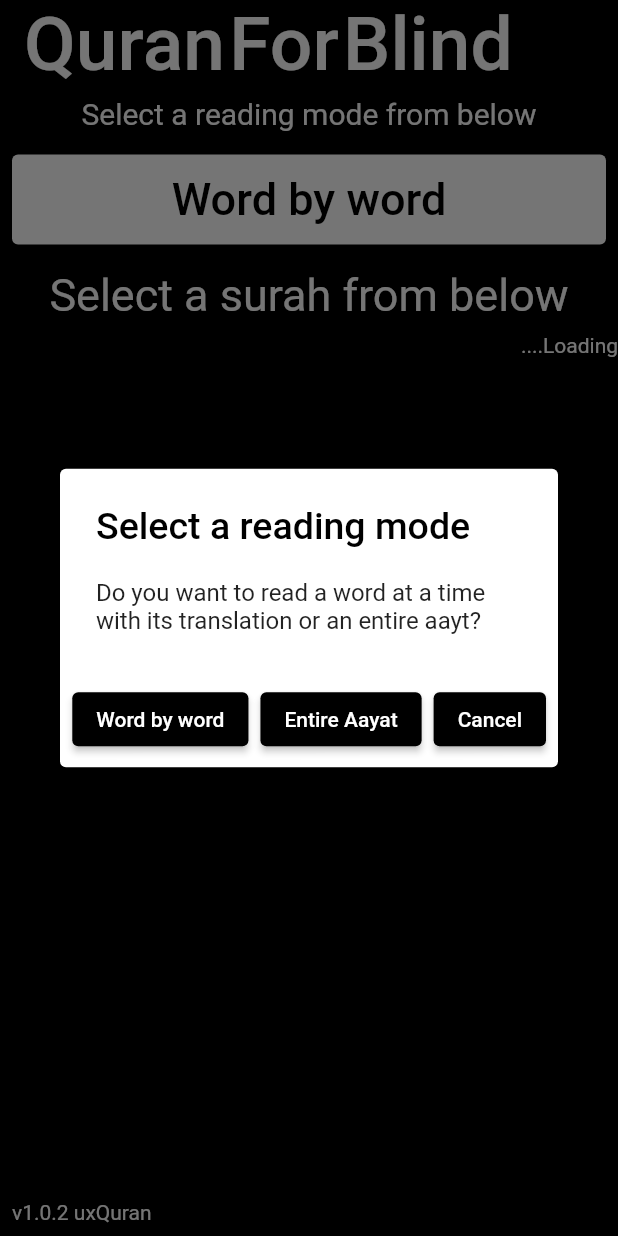
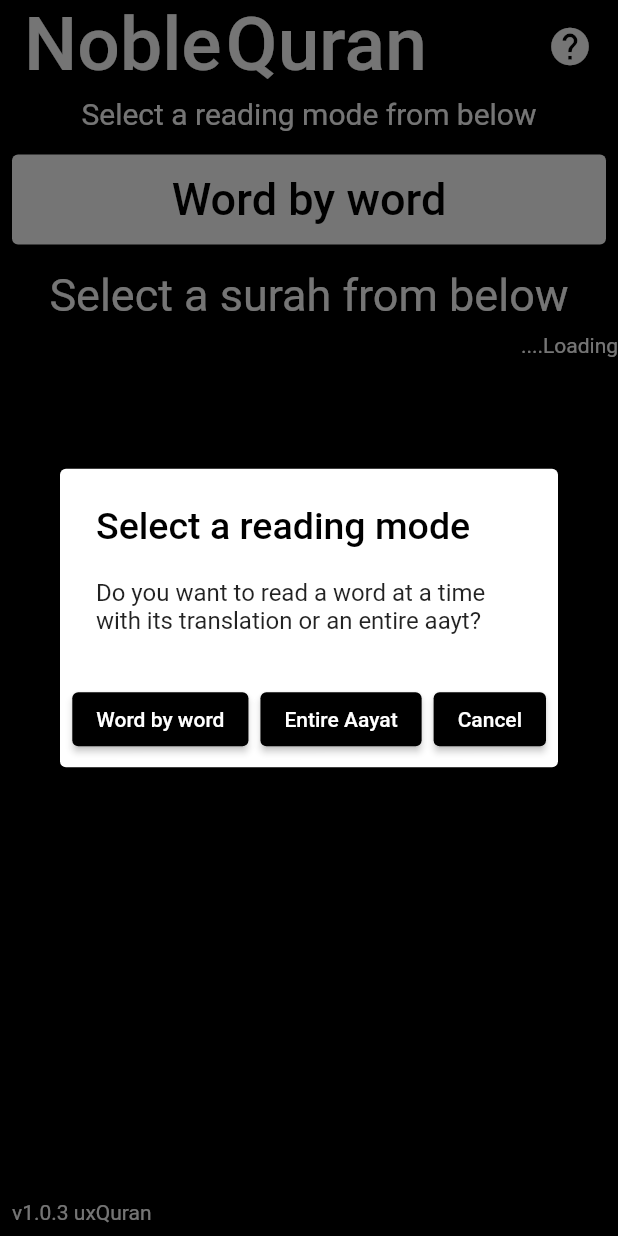
Before and after one commit to hashirabdulbasheer/quran_for_blind_app_flutter, a Flutter app: the screen it shows after launch, after a tap on "Word by word", on a phone screen of 412 x 824 dp. Run offline on Flutter 3.47's test engine with Material 2 defaults, Android fonts, the phone set to English and light mode, and no system bars; missing offline and left inert: noble_quran; Roboto replaces fonts that are missing (default).

Commit message:
v1.0.3: Updated title and added a help button in the main screen

```diff
--- a/lib/main.dart
+++ b/lib/main.dart
@@ -4,7 +4,7 @@
 
 void main() {
   runApp(const MyApp());
-  RendererBinding.instance.setSemanticsEnabled(true);
+  RendererBinding.instance.ensureSemantics();
 }
 
 class MyApp extends StatelessWidget {
@@ -14,7 +14,7 @@
   Widget build(BuildContext context) {
     return MaterialApp(
         // showSemanticsDebugger: true,
-        title: 'Quran For Blind',
+        title: 'Noble Quran',
         debugShowCheckedModeBanner: false,
         theme: ThemeData(
             primaryColor: Colors.white,
--- a/lib/screens/surah_ayat_display_screen.dart
+++ b/lib/screens/surah_ayat_display_screen.dart
@@ -207,7 +207,7 @@
         await NobleQuran.getSurahArabic(widget.selectedSurah.number - 1);
 
     NQSurah trSurah = await NobleQuran.getTranslationString(
-        widget.selectedSurah.number - 1, NQTranslation.SAHIH);
+        widget.selectedSurah.number - 1, NQTranslation.sahih);
 
     List<QuranAyat> allAyats = [];
     int currentAyat = 1;
--- a/lib/screens/surah_list_screen.dart
+++ b/lib/screens/surah_list_screen.dart
@@ -4,9 +4,10 @@
 import '../enums/quran_reading_type_enum.dart';
 import 'surah_ayat_display_screen.dart';
 import 'surah_word_display_screen.dart';
+import 'package:url_launcher/url_launcher.dart';
 
 // TODO: Update before release
-const String appVersion = "1.0.2";
+const String appVersion = "1.0.3";
 
 class QBSurahListScreen extends StatefulWidget {
   const QBSurahListScreen({Key? key}) : super(key: key);
@@ -23,10 +24,19 @@
     return Scaffold(
       backgroundColor: Theme.of(context).backgroundColor,
       appBar: AppBar(
-          title: Text(
-        "Quran For Blind",
-        style: Theme.of(context).textTheme.titleLarge,
-      )),
+          title: Text( "Noble Quran", style: Theme.of(context).textTheme.titleLarge, ),
+          actions: [
+              Padding(
+                padding: const EdgeInsets.all(8.0),
+                child: IconButton(
+                  icon: const Icon(Icons.help, size: 30,),
+                  tooltip: 'Help on how to use the app',
+                  onPressed: () {
+                    _launchHelpUrl();
+                  },
+                ),
+              ),
+          ],),
       body: Directionality(
         textDirection: TextDirection.rtl,
         child: Column(
@@ -99,7 +109,8 @@
                         );
                       default:
                         if (snapshot.hasError) {
-                          return Text('Error: ${snapshot.error}');
+                          return Text('Error: ${snapshot.error}',
+                              style: const TextStyle(color: Colors.white),);
                         } else {
                           List<NQSurahTitle> titles = snapshot.data ?? [];
                           return ListView.separated(
@@ -241,4 +252,12 @@
       },
     );
   }
+
+  Future<void> _launchHelpUrl() async {
+    Uri url = Uri.parse("https://www.youtube.com/watch?v=KZoIFMhi8hk");
+    if (!await launchUrl(url)) {
+      throw Exception('Could not launch $url');
+    }
+  }
+
 }
--- a/lib/screens/surah_word_display_screen.dart
+++ b/lib/screens/surah_word_display_screen.dart
@@ -57,7 +57,9 @@
                 ));
               default:
                 if (snapshot.hasError) {
-                  return Center(child: Text('Error: ${snapshot.error}'));
+                  return Center(child: Text('Error: ${snapshot.error}',
+                                   style: const TextStyle(color: Colors.white)
+                  ));
                 } else {
                   _allWords = snapshot.data ?? [];
                   return SingleChildScrollView(
--- a/pubspec.yaml
+++ b/pubspec.yaml
@@ -1,9 +1,9 @@
 name: quran_for_blind_app_flutter
-description: Noble Quran app for the blind, with word by word meaning
+description: Noble Quran app for Visually Challenged, with word by word meaning
 
 publish_to: 'none'
 
-version: 1.0.0+1
+version: 1.0.0+3
 
 environment:
   sdk: '>=2.18.0-189.0.dev <3.0.0'
@@ -13,6 +13,8 @@
     sdk: flutter
   noble_quran:
     git: https://github.com/hashirabdulbasheer/noble_quran_flutter_package
+  url_launcher: ^6.1.10
+
 
 dev_dependencies:
   flutter_test:
```
